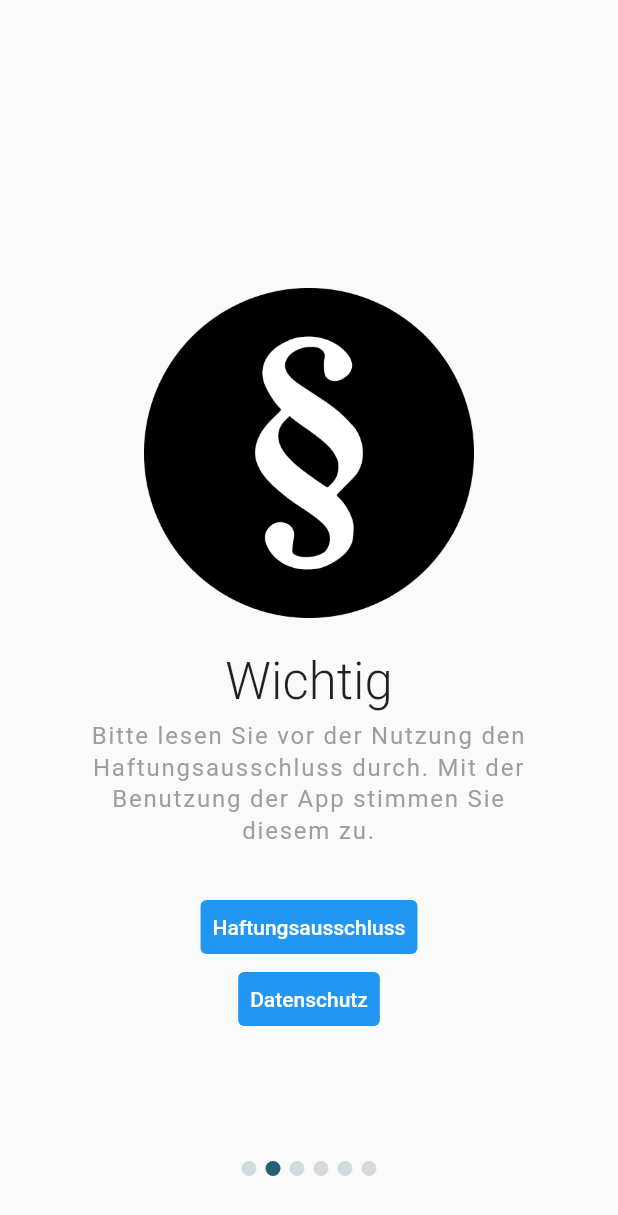
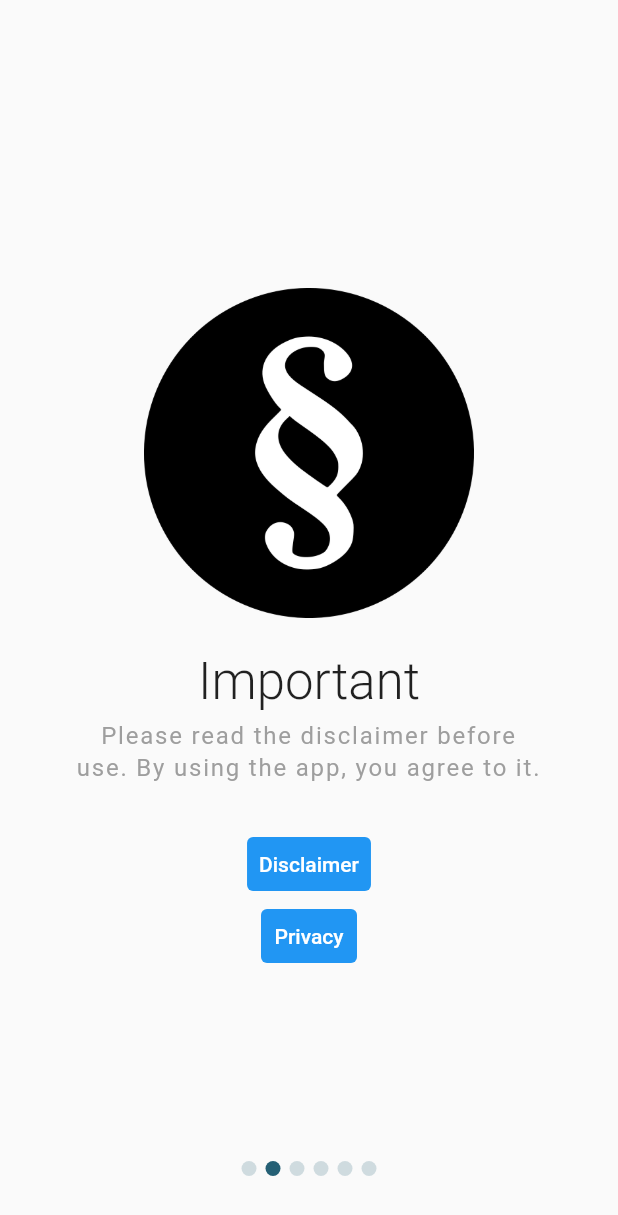
Before and after one commit to nucleus-ffm/foss_warn, a Flutter app: the screen it shows after launch, swiped to page 2, on a phone screen of 412 x 824 dp. Shown: the top 1215 px of the screen. Run offline on Flutter 3.47's test engine with Material 2 defaults, Android fonts, the phone set to English and light mode, and no system bars; our stand-ins replace flutter_local_notifications, rxdart, share_plus, shared_preferences; missing offline and left inert: android_alarm_manager_plus, app_settings, shared_preferences_android; generated files the repository leaves out were written again.

Commit message:
new translations

```diff
--- a/lib/main.dart
+++ b/lib/main.dart
@@ -106,7 +106,7 @@ class MyApp extends StatelessWidget {
       navigatorKey: navigatorKey,
       localizationsDelegates: AppLocalizations.localizationsDelegates,
       supportedLocales: AppLocalizations.supportedLocales,
-      locale: Locale('en', ''),
+      //locale: Locale('fr', ''),
       home: showWelcomeScreen ? WelcomeView() : ScaffoldView(),
     );
   }
--- a/lib/services/welcomeScreenItems.dart
+++ b/lib/services/welcomeScreenItems.dart
@@ -1,3 +1,6 @@
+import 'package:flutter/material.dart';
+import 'package:flutter_gen/gen_l10n/app_localizations.dart';
+
 class WelcomeScreenItem {
   const WelcomeScreenItem(
       {required this.title,
@@ -11,37 +14,37 @@ class WelcomeScreenItem {
   final String? action;
 }
 
-List<WelcomeScreenItem> welcomeScreenItems = List.unmodifiable([
-  const WelcomeScreenItem(
-      title: "FOSS Warn",
+List<WelcomeScreenItem> getWelcomeScreenItems(BuildContext context)  {
+  return
+ List.unmodifiable([
+  WelcomeScreenItem(
+      title: AppLocalizations.of(context).welcome_view_foss_warn_headline,
       description:
-          "Schön, dass Sie FOSS Warn verwenden möchten. Wischen Sie, um mit der Einführung zu beginnen.",
+      AppLocalizations.of(context).welcome_view_foss_warn_text,
       imagePath: "assets/app_icon.png"),
-  const WelcomeScreenItem(
-      title: "Wichtig",
+  WelcomeScreenItem(
+      title: AppLocalizations.of(context).welcome_view_important_headline,
       description:
-          "Bitte lesen Sie vor der Nutzung den Haftungsausschluss durch. Mit der Benutzung der App stimmen Sie diesem zu.",
+      AppLocalizations.of(context).welcome_view_important_text,
       imagePath: "assets/paragraph.png",
       action: "disclaimer"),
-  const WelcomeScreenItem(
-      title: "Akkuoptimierung",
-      description:
-          "Damit FOSS Warn Ihnen zuverlässig Hintergrundbenachrichtigungen senden kann, sollte die Akkuoptimierung für FOSS Warn deaktiviert werden.",
+  WelcomeScreenItem(
+      title: AppLocalizations.of(context).welcome_view_battery_optimisation_headline,
+      description: AppLocalizations.of(context).welcome_view_battery_optimisation_text,
       imagePath: "assets/battery.png",
       action: "batteryOptimization"),
-  const WelcomeScreenItem(
-      title: "Meine Orte",
+  WelcomeScreenItem(
+      title: AppLocalizations.of(context).welcome_view_my_places_headline,
+      description: AppLocalizations.of(context).welcome_view_my_places_text,
+      imagePath: "assets/location.png"),
+  WelcomeScreenItem(
+      title: AppLocalizations.of(context).welcome_view_warning_steps_headline,
+      description: AppLocalizations.of(context).welcome_view_warning_steps_text,
+      imagePath: "assets/steps.png"),
+  WelcomeScreenItem(
+      title: AppLocalizations.of(context).welcome_view_lets_go_headline,
       description:
-          "In der App haben Sie die Möglichkeit, Orte zu hinterlegen, für die Sie Benachrichtigungen erhalten möchten. Der Abgleich, ob Warnungen für diesen Ort vorliegen, findet lokal statt. Sollte Ihr Ort nicht aufgeführt sein, können Sie es mit Ihrem Kreis oder dem nächsten größeren Ort versuchen. Wenn Sie lange auf einen hinterlegten Ort tippen, können Sie diesen wieder löschen.",
-      imagePath: "assets/location.png"),
-  const WelcomeScreenItem(
-      title: "Warnstufen",
-      description:
-          "Alle Warnungen haben eine vom Herausgeber bestimmte Warn- bzw. Wichtigkeitsstufe. In den Einstellungen können Sie einstellen, für welche der vier Stufen Sie Benachrichtigungen erhalten möchten. Standardmäßig werden Sie bei Meldungen von 'geringer' Wichtigkeit nicht benachrichtigt. In der App selbst werden immer alle Meldungen angezeigt.",
-      imagePath: "assets/steps.png"),
-  const WelcomeScreenItem(
-      title: "Los geht's!",
-      description:
-          "Wenn Sie diese App nützlich finden, lassen Sie es mich gerne wissen ☺️",
+      AppLocalizations.of(context).welcome_view_lets_go_text,
       imagePath: "assets/check.png")
-]);
+  ]);
+}
--- a/lib/views/WelcomeView.dart
+++ b/lib/views/WelcomeView.dart
@@ -1,5 +1,6 @@
 import 'package:flutter/material.dart';
 import 'package:flutter/services.dart';
+import 'package:flutter_gen/gen_l10n/app_localizations.dart';
 import '../services/welcomeScreenItems.dart';
 import '../main.dart';
 import 'SettingsView.dart';
@@ -50,7 +51,7 @@ class _WelcomeViewState extends State<WelcomeView> with WidgetsBindingObserver {
         _currentPage = _pageViewController.page!;
       });
     });
-    final isLastSlide = _currentPage == welcomeScreenItems.length - 1;
+    final isLastSlide = _currentPage == getWelcomeScreenItems(context).length - 1;
 
     return Scaffold(
       body: Container(
@@ -59,7 +60,7 @@ class _WelcomeViewState extends State<WelcomeView> with WidgetsBindingObserver {
             PageView.builder(
               scrollDirection: Axis.horizontal,
               controller: _pageViewController,
-              itemCount: welcomeScreenItems.length,
+              itemCount: getWelcomeScreenItems(context).length,
               itemBuilder: (BuildContext context, int index) =>
                   _buildSlide(index),
             ),
@@ -85,7 +86,7 @@ class _WelcomeViewState extends State<WelcomeView> with WidgetsBindingObserver {
                             );
                           },
                           child: Text(
-                            "Einrichtung beenden",
+                            AppLocalizations.of(context).welcome_view_end_button,
                             style: TextStyle(color: Colors.white),
                           ),
                           style: TextButton.styleFrom(
@@ -99,7 +100,7 @@ class _WelcomeViewState extends State<WelcomeView> with WidgetsBindingObserver {
   }
 
   Widget _buildSlide(int index) {
-    WelcomeScreenItem item = welcomeScreenItems[index];
+    WelcomeScreenItem item = getWelcomeScreenItems(context)[index];
 
     return Container(
         padding: EdgeInsets.symmetric(horizontal: 18.0),
@@ -169,7 +170,7 @@ class _WelcomeViewState extends State<WelcomeView> with WidgetsBindingObserver {
                               onPressed: () =>
                                   _showIgnoreBatteryOptimizationDialog(),
                               child: Text(
-                                "Akkuoptimerung ausschalten",
+                                AppLocalizations.of(context).welcome_view_battery_optimisation_action,
                                 style: TextStyle(color: Colors.white),
                               ),
                               style: TextButton.styleFrom(
@@ -182,7 +183,7 @@ class _WelcomeViewState extends State<WelcomeView> with WidgetsBindingObserver {
                                   size: 56,
                                   color: Colors.green,
                                 ),
-                                Text("Akkuoptimierung deaktiviert",
+                                Text(AppLocalizations.of(context).welcome_view_battery_optimisation_action_success,
                                 style:  TextStyle(
                                     color: Colors.grey,
                                     letterSpacing: 1.2,
@@ -212,7 +213,7 @@ class _WelcomeViewState extends State<WelcomeView> with WidgetsBindingObserver {
                 );
               },
               child: Text(
-                "Haftungsausschluss",
+                AppLocalizations.of(context).about_disclaimer,
                 style: TextStyle(color: Colors.white),
               ),
               style: TextButton.styleFrom(backgroundColor: Colors.blue),
@@ -225,7 +226,7 @@ class _WelcomeViewState extends State<WelcomeView> with WidgetsBindingObserver {
                 );
               },
               child: Text(
-                "Datenschutz",
+                AppLocalizations.of(context).about_privacy,
                 style: TextStyle(color: Colors.white),
               ),
               style: TextButton.styleFrom(backgroundColor: Colors.blue),
@@ -241,7 +242,7 @@ class _WelcomeViewState extends State<WelcomeView> with WidgetsBindingObserver {
     return Row(
       mainAxisAlignment: MainAxisAlignment.center,
       children: List.generate(
-          welcomeScreenItems.length,
+          getWelcomeScreenItems(context).length,
           (index) => Container(
                 margin: EdgeInsets.symmetric(horizontal: 3.0),
                 height: 10.0,
--- a/lib/widgets/dialogs/privacyDialog.dart
+++ b/lib/widgets/dialogs/privacyDialog.dart
@@ -1,4 +1,5 @@
 import 'package:flutter/material.dart';
+import 'package:flutter_gen/gen_l10n/app_localizations.dart';
 import '../../services/urlLauncher.dart';
 
 class PrivacyDialog extends StatefulWidget {
@@ -12,26 +13,13 @@ class _PrivacyDialogState extends State<PrivacyDialog> {
   @override
   Widget build(BuildContext context) {
     return AlertDialog(
-      title: Text('Datenschutz'),
+      title: Text(AppLocalizations.of(context).privacy_headline),
       content: Container(
         child: SingleChildScrollView(
           child: Column(
             mainAxisSize: MainAxisSize.min,
             children: [
-              Text("FOSS Warn versendet keine Informationen über seine Nutzung,"
-                  " sondern baut nur in regelmäßigen Abständen eine Verbindung "
-                  "zu warnung.bund.de auf und lädt von dort die neusten Warnungen. \n\n"
-                  "Für die Liste der Ortschaften lädt FOSS Warn einmalig beim ersten Start"
-                  " eine Liste von xrepository.de (betrieben von der KoSIT) herunter."
-                  "\n\n"
-                  "Um nur die relevanten Warnungen zu laden, verwendet FOSS Warn "
-                  "eine API bei der der ausgewählte Ort als Geocode mitgesendet wird. "
-                  "Für den Betreiber der API ist also sichtbar, welche Orte"
-                  " (auf Kreisebene) Sie hinterlegt haben."
-                  "\n\n"
-                  "Für den Aufruf überträgt FOSS Warn nur die technisch notwendigen Daten."
-                  " Auf die serverseitige Verarbeitung hat FOSS Warn keinen Einfluss."
-                  ""),
+              Text(AppLocalizations.of(context).privacy_main_text),
               SizedBox(
                 height: 10,
               ),
@@ -44,7 +32,7 @@ class _PrivacyDialogState extends State<PrivacyDialog> {
                         onPressed: () => launchUrlInBrowser(
                             'https://warnung.bund.de/datenschutz'),
                         child: Text(
-                            "Zur Datenschutzerklärung von Warnung.bund.de")),
+                            AppLocalizations.of(context).privacy_link_to_privacy +" Warnung.bund.de")),
                   ),
                 ],
               ),
@@ -57,7 +45,7 @@ class _PrivacyDialogState extends State<PrivacyDialog> {
                         onPressed: () => launchUrlInBrowser(
                             'https://www.xrepository.de/cms/datenschutz.html'),
                         child: Text(
-                            "Zur Datenschutzerklärung von xrepository.de")),
+                            AppLocalizations.of(context).privacy_link_to_privacy + " xrepository.de")),
                   ),
                 ],
               ),
@@ -71,7 +59,7 @@ class _PrivacyDialogState extends State<PrivacyDialog> {
             Navigator.of(context).pop();
           },
           child: Text(
-            'verstanden',
+            AppLocalizations.of(context).main_dialog_understand,
             style: TextStyle(color: Colors.green),
           ),
         ),
```
